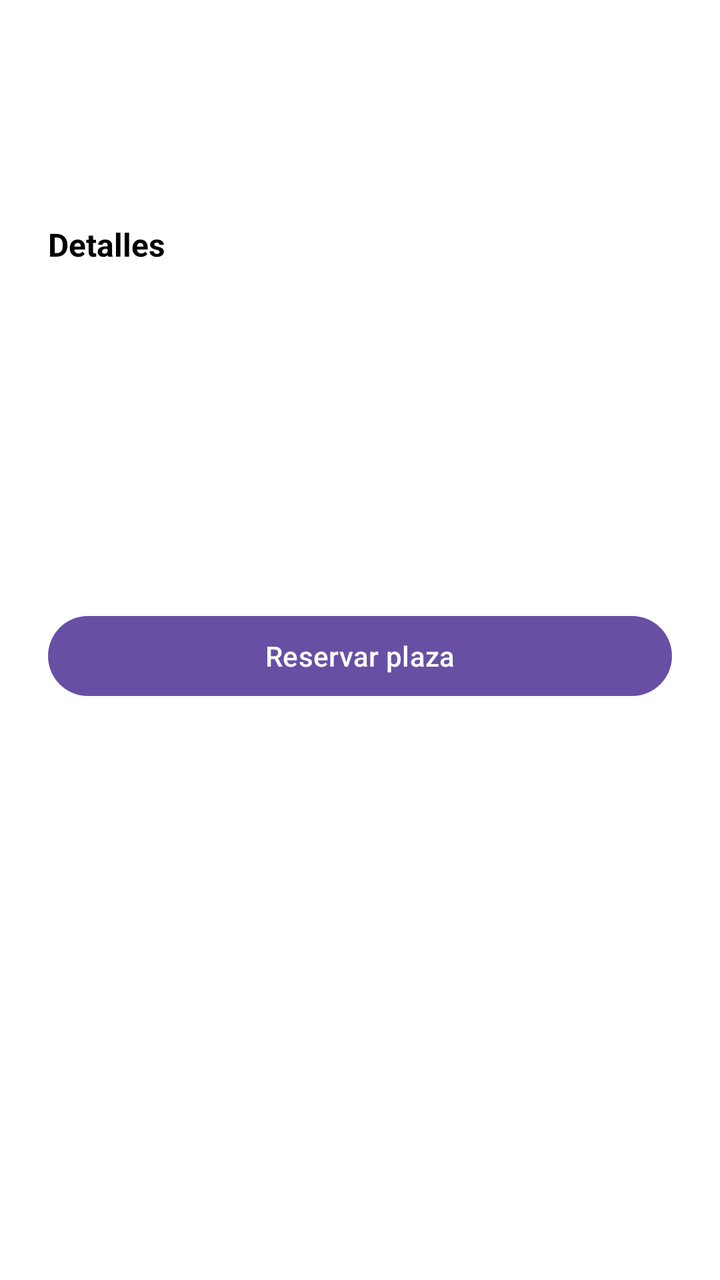
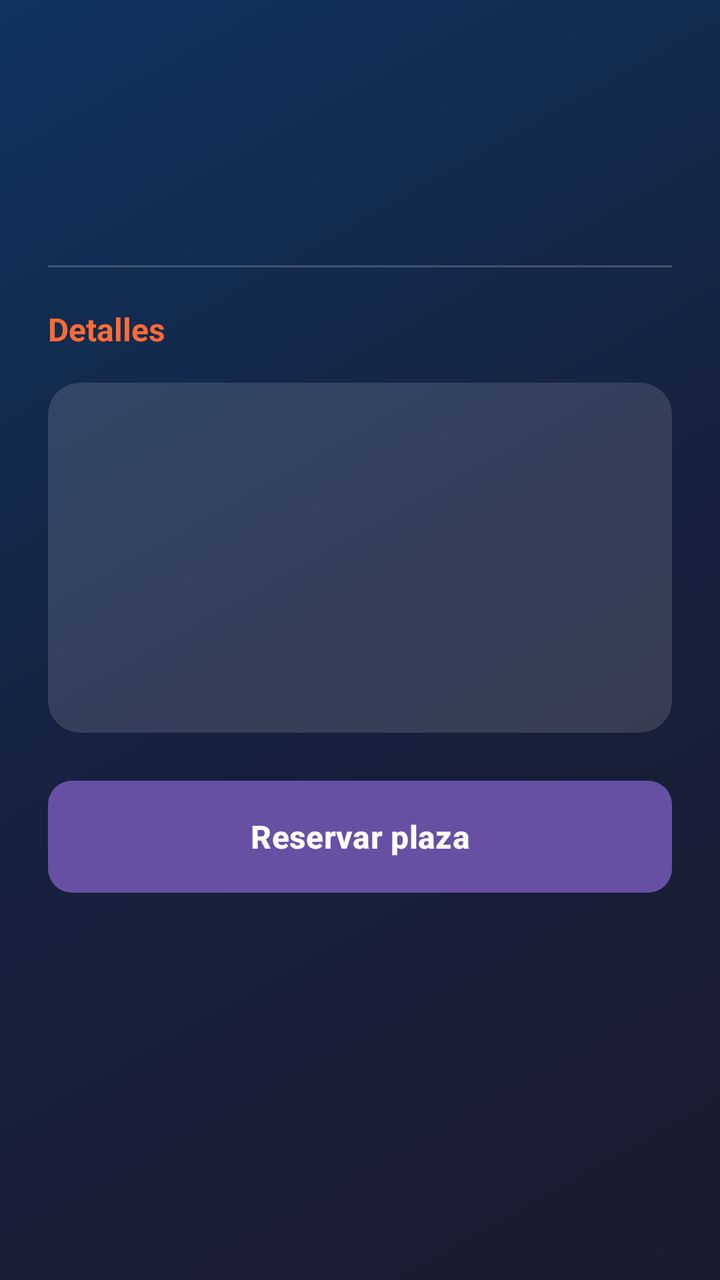

Compare the two renders of this Android layout. The source of the first and the diff that turns it into the second are given below.
<!-- AndroidManifest.xml: application theme Theme.SportConnect -->
<!-- res/layout/activity_detalle_actividad.xml -->
<?xml version="1.0" encoding="utf-8"?>
<ScrollView xmlns:android="http://schemas.android.com/apk/res/android"
    android:layout_width="match_parent"
    android:layout_height="match_parent"
    android:background="@color/white">

    <LinearLayout
        android:layout_width="match_parent"
        android:layout_height="wrap_content"
        android:orientation="vertical"
        android:padding="24dp">

        <TextView
            android:id="@+id/tvTipo"
            android:layout_width="match_parent"
            android:layout_height="wrap_content"
            android:textSize="26sp"
            android:textStyle="bold"
            android:textColor="@color/black"
            android:layout_marginBottom="8dp" />

        <TextView
            android:id="@+id/tvDescripcion"
            android:layout_width="match_parent"
            android:layout_height="wrap_content"
            android:textSize="15sp"
            android:textColor="#444444"
            android:layout_marginBottom="24dp" />

        <TextView
            android:layout_width="match_parent"
            android:layout_height="wrap_content"
            android:text="Detalles"
            android:textSize="16sp"
            android:textStyle="bold"
            android:textColor="@color/black"
            android:layout_marginBottom="12dp" />

        <TextView
            android:id="@+id/tvProfesor"
            android:layout_width="match_parent"
            android:layout_height="wrap_content"
            android:textSize="14sp"
            android:textColor="#555555"
            android:layout_marginBottom="8dp" />

        <TextView
            android:id="@+id/tvLugar"
            android:layout_width="match_parent"
            android:layout_height="wrap_content"
            android:textSize="14sp"
            android:textColor="#555555"
            android:layout_marginBottom="8dp" />

        <TextView
            android:id="@+id/tvFecha"
            android:layout_width="match_parent"
            android:layout_height="wrap_content"
            android:textSize="14sp"
            android:textColor="#555555"
            android:layout_marginBottom="8dp" />

        <TextView
            android:id="@+id/tvDuracion"
            android:layout_width="match_parent"
            android:layout_height="wrap_content"
            android:textSize="14sp"
            android:textColor="#555555"
            android:layout_marginBottom="8dp" />

        <TextView
            android:id="@+id/tvPlazas"
            android:layout_width="match_parent"
            android:layout_height="wrap_content"
            android:textSize="14sp"
            android:textColor="#555555"
            android:layout_marginBottom="32dp" />

        <com.google.android.material.button.MaterialButton
            android:id="@+id/btnReservar"
            android:layout_width="match_parent"
            android:layout_height="wrap_content"
            android:text="Reservar plaza"
            android:layout_marginBottom="12dp" />

        <TextView
            android:id="@+id/tvError"
            android:layout_width="match_parent"
            android:layout_height="wrap_content"
            android:textColor="#D32F2F"
            android:textAlignment="center"
            android:visibility="gone" />

        <ProgressBar
            android:id="@+id/progressBar"
            android:layout_width="wrap_content"
            android:layout_height="wrap_content"
            android:layout_gravity="center"
            android:visibility="gone" />

    </LinearLayout>
</ScrollView>
<!-- resources referenced by this layout -->
<resources>
  <color name="black">#FF000000</color>
  <color name="white">#FFFFFFFF</color>
  <style name="Theme.SportConnect" parent="Base.Theme.SportConnect" />
  <style name="Base.Theme.SportConnect" parent="Theme.Material3.DayNight.NoActionBar">
          
          
      </style>
</resources>

<!-- the commit's change to res/layout/activity_detalle_actividad.xml (unified diff, before → after) -->
@@ -1,8 +1,9 @@
 <?xml version="1.0" encoding="utf-8"?>
 <ScrollView xmlns:android="http://schemas.android.com/apk/res/android"
+    xmlns:app="http://schemas.android.com/apk/res-auto"
     android:layout_width="match_parent"
     android:layout_height="match_parent"
-    android:background="@color/white">
+    android:background="@drawable/gradient_background">
 
     <LinearLayout
         android:layout_width="match_parent"
@@ -10,84 +11,125 @@
         android:orientation="vertical"
         android:padding="24dp">
 
+        
         <TextView
             android:id="@+id/tvTipo"
             android:layout_width="match_parent"
             android:layout_height="wrap_content"
-            android:textSize="26sp"
+            android:textSize="30sp"
             android:textStyle="bold"
-            android:textColor="@color/black"
+            android:textColor="#FFFFFF"
+            android:layout_marginTop="16dp"
             android:layout_marginBottom="8dp" />
 
+        
         <TextView
             android:id="@+id/tvDescripcion"
             android:layout_width="match_parent"
             android:layout_height="wrap_content"
             android:textSize="15sp"
-            android:textColor="#444444"
+            android:textColor="#AAFFFFFF"
             android:layout_marginBottom="24dp" />
 
+        
+        <View
+            android:layout_width="match_parent"
+            android:layout_height="1dp"
+            android:background="#33FFFFFF"
+            android:layout_marginBottom="20dp" />
+
+        
         <TextView
             android:layout_width="match_parent"
             android:layout_height="wrap_content"
             android:text="Detalles"
             android:textSize="16sp"
             android:textStyle="bold"
-            android:textColor="@color/black"
-            android:layout_marginBottom="12dp" />
+            android:textColor="#FF6B35"
+            android:layout_marginBottom="16dp" />
 
-        <TextView
-            android:id="@+id/tvProfesor"
+        
+        <androidx.cardview.widget.CardView
             android:layout_width="match_parent"
             android:layout_height="wrap_content"
-            android:textSize="14sp"
-            android:textColor="#555555"
-            android:layout_marginBottom="8dp" />
+            android:layout_marginBottom="24dp"
+            app:cardCornerRadius="16dp"
+            app:cardElevation="0dp"
+            app:cardBackgroundColor="#22FFFFFF">
 
-        <TextView
-            android:id="@+id/tvLugar"
-            android:layout_width="match_parent"
-            android:layout_height="wrap_content"
-            android:textSize="14sp"
-            android:textColor="#555555"
-            android:layout_marginBottom="8dp" />
+            <LinearLayout
+                android:layout_width="match_parent"
+                android:layout_height="wrap_content"
+                android:orientation="vertical"
+                android:padding="16dp">
 
-        <TextView
-            android:id="@+id/tvFecha"
-            android:layout_width="match_parent"
-            android:layout_height="wrap_content"
-            android:textSize="14sp"
-            android:textColor="#555555"
-            android:layout_marginBottom="8dp" />
+                <TextView
+                    android:id="@+id/tvProfesor"
+                    android:layout_width="match_parent"
+                    android:layout_height="wrap_content"
+                    android:textSize="14sp"
+                    android:textColor="#FFFFFF"
+                    android:drawablePadding="8dp"
+                    android:layout_marginBottom="12dp" />
 
-        <TextView
-            android:id="@+id/tvDuracion"
-            android:layout_width="match_parent"
-            android:layout_height="wrap_content"
-            android:textSize="14sp"
-            android:textColor="#555555"
-            android:layout_marginBottom="8dp" />
+                <TextView
+                    android:id="@+id/tvLugar"
+                    android:layout_width="match_parent"
+                    android:layout_height="wrap_content"
+                    android:textSize="14sp"
+                    android:textColor="#FFFFFF"
+                    android:drawablePadding="8dp"
+                    android:layout_marginBottom="12dp" />
 
-        <TextView
-            android:id="@+id/tvPlazas"
-            android:layout_width="match_parent"
-            android:layout_height="wrap_content"
-            android:textSize="14sp"
-            android:textColor="#555555"
-            android:layout_marginBottom="32dp" />
+                <TextView
+                    android:id="@+id/tvFecha"
+                    android:layout_width="match_parent"
+                    android:layout_height="wrap_content"
+                    android:textSize="14sp"
+                    android:textColor="#FFFFFF"
+                    android:drawablePadding="8dp"
+                    android:layout_marginBottom="12dp" />
 
+                <TextView
+                    android:id="@+id/tvDuracion"
+                    android:layout_width="match_parent"
+                    android:layout_height="wrap_content"
+                    android:textSize="14sp"
+                    android:textColor="#FFFFFF"
+                    android:drawablePadding="8dp"
+                    android:layout_marginBottom="12dp" />
+
+                <TextView
+                    android:id="@+id/tvPlazas"
+                    android:layout_width="match_parent"
+                    android:layout_height="wrap_content"
+                    android:textSize="14sp"
+                    android:textColor="#FF6B35"
+                    android:textStyle="bold"
+                    android:drawablePadding="8dp" />
+
+            </LinearLayout>
+
+        </androidx.cardview.widget.CardView>
+
+        
         <com.google.android.material.button.MaterialButton
             android:id="@+id/btnReservar"
             android:layout_width="match_parent"
-            android:layout_height="wrap_content"
+            android:layout_height="56dp"
             android:text="Reservar plaza"
+            android:textSize="16sp"
+            android:textStyle="bold"
+            android:textColor="#FFFFFF"
+            android:backgroundTint="@null"
+            android:background="@drawable/button_gradient"
             android:layout_marginBottom="12dp" />
 
         <TextView
             android:id="@+id/tvError"
             android:layout_width="match_parent"
             android:layout_height="wrap_content"
-            android:textColor="#D32F2F"
+            android:textColor="#FF6B6B"
             android:textAlignment="center"
             android:visibility="gone" />
 
@@ -96,6 +138,7 @@
             android:layout_width="wrap_content"
             android:layout_height="wrap_content"
             android:layout_gravity="center"
+            android:indeterminateTint="#FF6B35"
             android:visibility="gone" />
 
     </LinearLayout>
<!-- resource entries referenced after the edit -->
@@ -1,7 +1,32 @@
 <!-- resources referenced by this layout -->
 <resources>
-  <color name="black">#FF000000</color>
-  <color name="white">#FFFFFFFF</color>
+  <!-- drawable button_gradient (drawable) -->
+  <?xml version="1.0" encoding="utf-8"?>
+  <shape xmlns:android="http://schemas.android.com/apk/res/android"
+      android:shape="rectangle">
+  
+      <gradient
+          android:startColor="#FF6B35"
+          android:endColor="#F7C59F"
+          android:angle="135"
+          android:type="linear" />
+  
+      <corners android:radius="12dp" />
+  
+  </shape>
+  <!-- drawable gradient_background (drawable) -->
+  <?xml version="1.0" encoding="utf-8"?>
+  <shape xmlns:android="http://schemas.android.com/apk/res/android"
+      android:shape="rectangle">
+  
+      <gradient
+          android:startColor="#1A1A2E"
+          android:centerColor="#16213E"
+          android:endColor="#0F3460"
+          android:angle="135"
+          android:type="linear" />
+  
+  </shape>
   <style name="Theme.SportConnect" parent="Base.Theme.SportConnect" />
   <style name="Base.Theme.SportConnect" parent="Theme.Material3.DayNight.NoActionBar">
           
